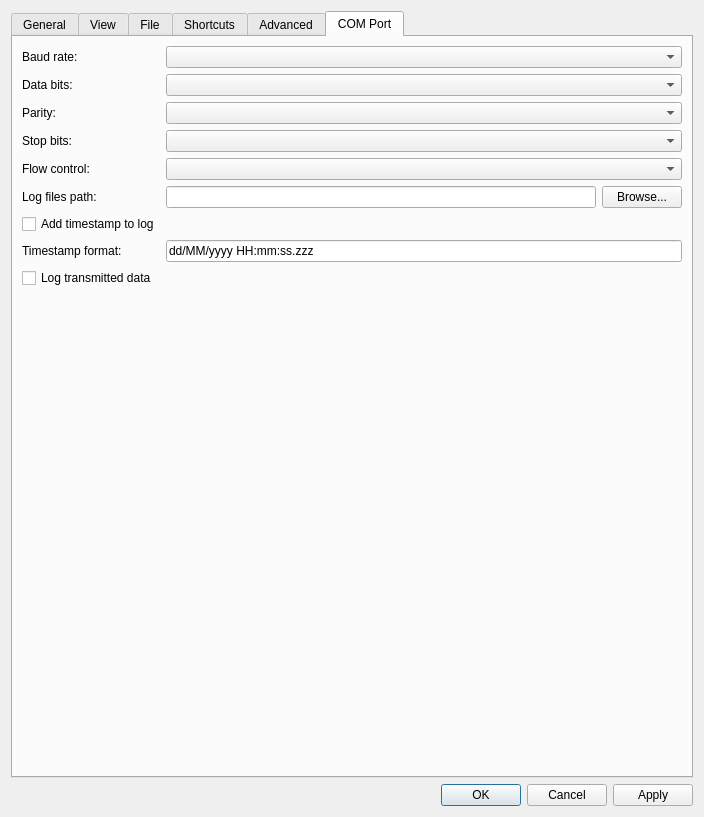
The window that src/ui/include/optionsdialog.ui (dm17ryk/klogg) describes before a commit, drawn with Qt 5.
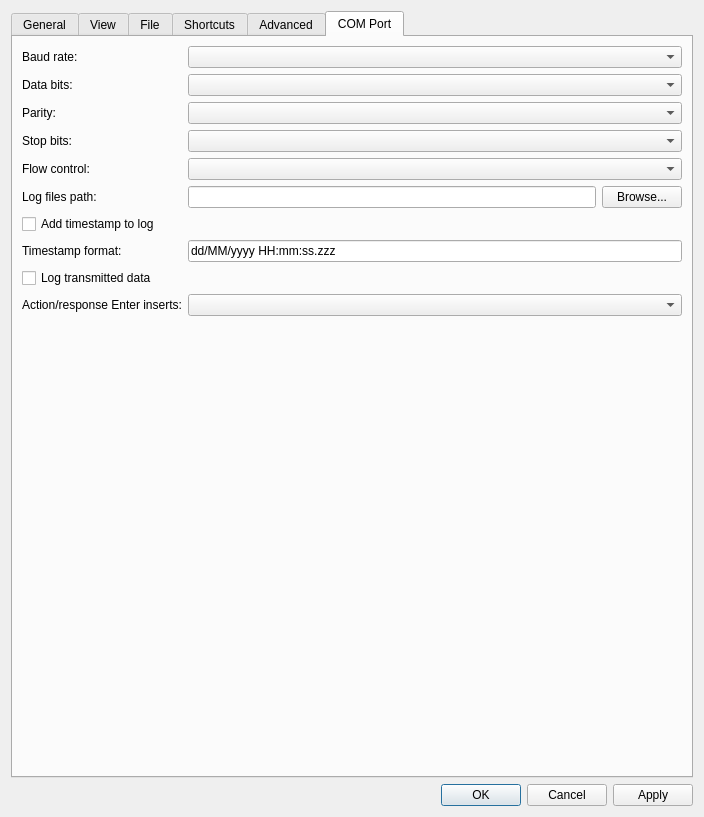
The same window after the commit. The open tabs and pages were chosen to show the change.

The edit to the form file:
```diff
--- a/src/ui/include/optionsdialog.ui
+++ b/src/ui/include/optionsdialog.ui
@@ -1038,6 +1038,16 @@
          </property>
         </widget>
        </item>
+       <item row="9" column="0">
+        <widget class="QLabel" name="label_com_actionEditorLineEnding">
+         <property name="text">
+          <string>Action/response Enter inserts:</string>
+         </property>
+        </widget>
+       </item>
+       <item row="9" column="1">
+        <widget class="QComboBox" name="comActionEditorLineEndingComboBox"/>
+       </item>
       </layout>
      </widget>
     </widget>
```
